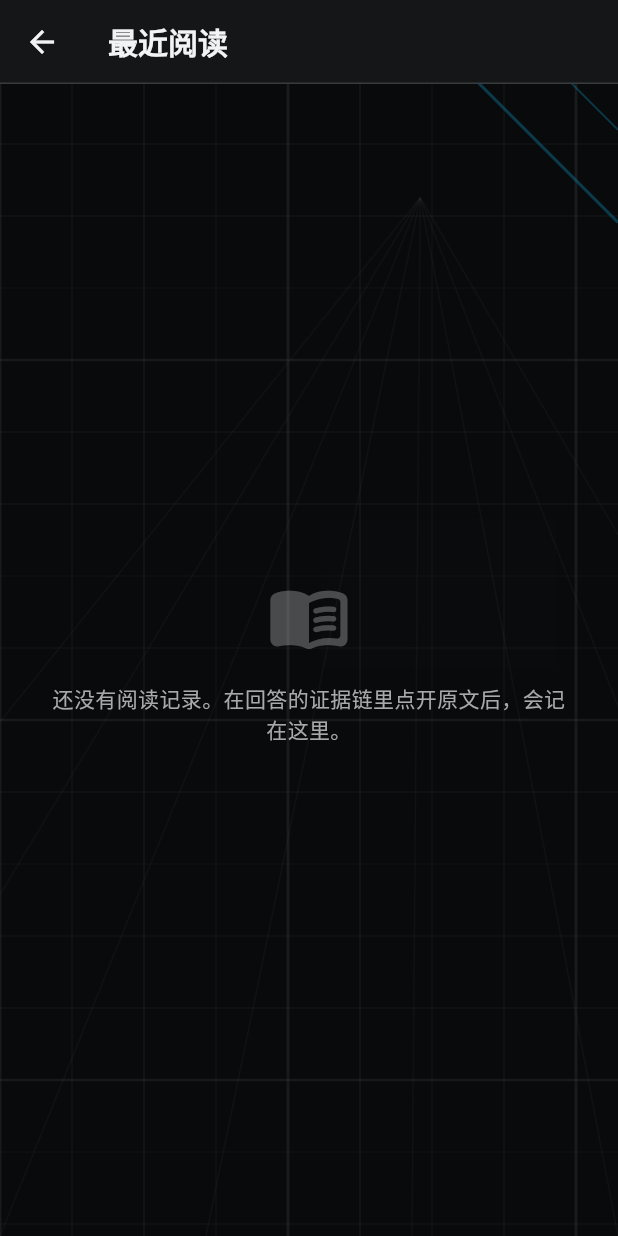
After one commit to hhikr/ArkLores, a Flutter app: the ReadingHistoryPage screen opened directly, on a phone screen of 412 x 824 dp. The commit adds this screen. Run offline on Flutter 3.47's test engine with Material 3 defaults, Android fonts, the phone set to English and light mode, and no system bars; our stand-ins replace flutter_markdown, flutter_riverpod, flutter_secure_storage, google_fonts, sqflite and 2 more; missing offline and left inert: dart:ffi, flutter_inappwebview, lpinyin, sqlite3; accounts and stored records are empty.

Commit message:
User database and reading history: separate user file with migrations, history of chapter + anchor line + text snippet, Recently read page

```diff
--- /dev/null
+++ b/lib/core/userdata/library_ref.dart
@@ -0,0 +1,79 @@
+/// 0.11 library page: a stable reference to one readable item.
+///
+/// The user database never points into the official knowledge base with
+/// foreign keys or row ids: a knowledge base update replaces the whole file
+/// and rebuilds row ids. It stores these strings instead, built from the
+/// stable identifiers the importer keeps (`story_id`, `normalized_records.id`,
+/// `entity_id` + `document_type`). When an update drops or renames the
+/// target, the reference still parses; the page shows it as "no longer in
+/// the current knowledge base" instead of failing (see `docs/V0.11_PLAN.md`).
+library;
+
+/// What kind of item a [LibraryRef] points at.
+enum LibraryRefKind {
+  /// One story file (`story_lines.story_id`), read line by line.
+  story('story'),
+
+  /// One normalized record (`normalized_records.id`), e.g. an enemy profile.
+  record('record'),
+
+  /// One entity document (`entity_documents`: entity id + document type).
+  document('document'),
+
+  /// One user material (user database row id).
+  user('user');
+
+  const LibraryRefKind(this.prefix);
+
+  /// Prefix in the serialized form `<prefix>:<id>`.
+  final String prefix;
+}
+
+/// A parsed `<kind>:<id>` reference, e.g. `story:<story_id>`.
+class LibraryRef {
+  const LibraryRef(this.kind, this.id);
+
+  /// The reference for one story file.
+  const LibraryRef.story(String storyId) : this(LibraryRefKind.story, storyId);
+
+  /// The reference for one normalized record.
+  const LibraryRef.record(String recordId)
+      : this(LibraryRefKind.record, recordId);
+
+  /// The reference for an entity document; [documentType] keeps two
+  /// documents of the same entity apart.
+  LibraryRef.document(String entityId, String documentType)
+      : this(LibraryRefKind.document, '$entityId/$documentType');
+
+  /// The reference for one user material.
+  const LibraryRef.user(String materialId)
+      : this(LibraryRefKind.user, materialId);
+
+  final LibraryRefKind kind;
+  final String id;
+
+  /// Parses `<kind>:<id>`; returns null for an unknown kind or an empty id,
+  /// so a reference written by a newer app version is skipped, not fatal.
+  static LibraryRef? tryParse(String value) {
+    final cut = value.indexOf(':');
+    if (cut <= 0 || cut == value.length - 1) return null;
+    final prefix = value.substring(0, cut);
+    for (final kind in LibraryRefKind.values) {
+      if (kind.prefix == prefix) return LibraryRef(kind, value.substring(cut + 1));
+    }
+    return null;
+  }
+
+  /// Whether the item lives in the read-only official knowledge base.
+  bool get isOfficial => kind != LibraryRefKind.user;
+
+  @override
+  String toString() => '${kind.prefix}:$id';
+
+  @override
+  bool operator ==(Object other) =>
+      other is LibraryRef && other.kind == kind && other.id == id;
+
+  @override
+  int get hashCode => Object.hash(kind, id);
+}
--- /dev/null
+++ b/lib/core/userdata/user_data_provider.dart
@@ -0,0 +1,30 @@
+import 'dart:io';
+
+import 'package:flutter_riverpod/flutter_riverpod.dart';
+import 'package:path/path.dart' as p;
+import 'package:path_provider/path_provider.dart';
+import 'package:sqflite/sqflite.dart' as sqflite;
+
+import 'user_data_store.dart';
+
+/// The app's user database, in `<documents>/userdata/` — a different
+/// directory from the knowledge base, so replacing or deleting the knowledge
+/// base can never touch it. Tests override this provider.
+final userDataStoreProvider = FutureProvider<UserDataStore>((ref) async {
+  final docs = await getApplicationDocumentsDirectory();
+  final dir = Directory(p.join(docs.path, 'userdata'));
+  await dir.create(recursive: true);
+  final store = UserDataStore(
+    factory: sqflite.databaseFactory,
+    path: p.join(dir.path, userDataFileName),
+  );
+  ref.onDispose(store.close);
+  return store;
+});
+
+/// The reading history, newest first. Invalidate after changing it.
+final recentReadingProvider =
+    FutureProvider.autoDispose<List<ReadingEntry>>((ref) async {
+  final store = await ref.watch(userDataStoreProvider.future);
+  return store.recent();
+});
--- /dev/null
+++ b/lib/features/ai/reading_history_page.dart
@@ -0,0 +1,192 @@
+import 'package:flutter/material.dart';
+import 'package:flutter_riverpod/flutter_riverpod.dart';
+
+import '../../core/userdata/library_ref.dart';
+import '../../core/userdata/user_data_provider.dart';
+import '../../core/userdata/user_data_store.dart';
+import '../../shared/l10n/l10n.dart';
+import '../../shared/providers/theme_provider.dart';
+import '../../shared/theme/app_theme.dart';
+import '../../shared/widgets/smooth_page_route.dart';
+import 'story_reader_page.dart';
+
+/// "Recently read": the stories the user opened, newest first. Tapping one
+/// reopens it at the line it was left at (found again by its text if the
+/// story changed since).
+class ReadingHistoryPage extends ConsumerStatefulWidget {
+  const ReadingHistoryPage({super.key});
+
+  @override
+  ConsumerState<ReadingHistoryPage> createState() => _ReadingHistoryPageState();
+}
+
+class _ReadingHistoryPageState extends ConsumerState<ReadingHistoryPage> {
+  /// Swiped away, not yet gone from the database: a Dismissible must leave
+  /// the tree in the same frame.
+  final Set<String> _removed = {};
+
+  @override
+  Widget build(BuildContext context) {
+    final theme = ref.watch(themeProvider);
+    final entries = ref.watch(recentReadingProvider);
+    final hasAny = entries.valueOrNull?.isNotEmpty ?? false;
+
+    return Scaffold(
+      backgroundColor: Colors.transparent,
+      appBar: AppBar(
+        backgroundColor: theme.bgSecondary,
+        elevation: 0,
+        title: Text(
+          context.t.readingHistoryTitle,
+          style: theme.titleFont.copyWith(fontSize: 20),
+        ),
+        actions: [
+          if (hasAny)
+            TextButton(
+              key: const ValueKey('reading-history-clear'),
+              onPressed: _confirmClear,
+              child: Text(context.t.readingHistoryClear),
+            ),
+        ],
+      ),
+      body: entries.when(
+        loading: () => const Center(child: CircularProgressIndicator()),
+        error: (_, __) => _empty(context, theme),
+        data: (all) {
+          final list = [
+            for (final e in all)
+              if (!_removed.contains(e.ref)) e,
+          ];
+          return list.isEmpty
+            ? _empty(context, theme)
+            : ListView.separated(
+                padding: const EdgeInsets.symmetric(vertical: 8),
+                itemCount: list.length,
+                separatorBuilder: (_, __) => Divider(
+                  height: 1,
+                  indent: 16,
+                  endIndent: 16,
+                  color: theme.divider,
+                ),
+                itemBuilder: (context, i) => _tile(context, theme, list[i]),
+              );
+        },
+      ),
+    );
+  }
+
+  Widget _empty(BuildContext context, AppThemeTokens theme) => Center(
+        child: Padding(
+          padding: const EdgeInsets.all(32),
+          child: Column(
+            mainAxisSize: MainAxisSize.min,
+            children: [
+              Icon(
+                Icons.menu_book_rounded,
+                size: 56,
+                color: theme.textSecondary.withValues(alpha: 0.4),
+              ),
+              const SizedBox(height: 16),
+              Text(
+                context.t.readingHistoryEmpty,
+                style: theme.bodyFont.copyWith(color: theme.textSecondary),
+                textAlign: TextAlign.center,
+              ),
+            ],
+          ),
+        ),
+      );
+
+  Widget _tile(
+    BuildContext context,
+    AppThemeTokens theme,
+    ReadingEntry entry,
+  ) {
+    final item = LibraryRef.tryParse(entry.ref);
+    return Dismissible(
+      key: ValueKey('reading-${entry.ref}'),
+      direction: DismissDirection.endToStart,
+      background: Container(
+        color: theme.danger.withValues(alpha: 0.15),
+        alignment: Alignment.centerRight,
+        padding: const EdgeInsets.only(right: 20),
+        child: Icon(Icons.delete_outline_rounded, color: theme.danger),
+      ),
+      onDismissed: (_) async {
+        setState(() => _removed.add(entry.ref));
+        if (item != null) {
+          final store = await ref.read(userDataStoreProvider.future);
+          await store.clearHistory(item);
+        }
+        ref.invalidate(recentReadingProvider);
+      },
+      child: ListTile(
+        key: ValueKey('reading-tile-${entry.ref}'),
+        leading: Icon(Icons.menu_book_rounded, color: theme.accentText),
+        title: Text(
+          entry.title,
+          maxLines: 1,
+          overflow: TextOverflow.ellipsis,
+          style: theme.titleFont.copyWith(fontSize: 15),
+        ),
+        subtitle: Text(
+          [
+            '${_time(entry.openedAt)} · '
+                '${context.t.readingHistoryLine(entry.lineIndex + 1)}',
+            if (entry.snippet.isNotEmpty) entry.snippet,
+          ].join('\n'),
+          maxLines: 2,
+          overflow: TextOverflow.ellipsis,
+          style: theme.bodyFont.copyWith(
+            fontSize: 12,
+            color: theme.textSecondary,
+          ),
+        ),
+        isThreeLine: entry.snippet.isNotEmpty,
+        // Only stories are readable so far; other kinds are skipped.
+        onTap: item == null || item.kind != LibraryRefKind.story
+            ? null
+            : () => Navigator.of(context).push(
+                  smoothPageRoute<void>(
+                    builder: (_) => StoryReaderPage(
+                      storyId: item.id,
+                      highlightStart: entry.lineIndex,
+                      highlightEnd: entry.lineIndex,
+                      snippet: entry.snippet,
+                    ),
+                  ),
+                ),
+      ),
+    );
+  }
+
+  Future<void> _confirmClear() async {
+    final ok = await showDialog<bool>(
+      context: context,
+      builder: (ctx) => AlertDialog(
+        content: Text(ctx.t.readingHistoryClearConfirm),
+        actions: [
+          TextButton(
+            onPressed: () => Navigator.of(ctx).pop(false),
+            child: Text(MaterialLocalizations.of(ctx).cancelButtonLabel),
+          ),
+          TextButton(
+            key: const ValueKey('reading-history-clear-confirm'),
+            onPressed: () => Navigator.of(ctx).pop(true),
+            child: Text(ctx.t.readingHistoryClear),
+          ),
+        ],
+      ),
+    );
+    if (ok != true) return;
+    setState(_removed.clear);
+    final store = await ref.read(userDataStoreProvider.future);
+    await store.clearHistory();
+    ref.invalidate(recentReadingProvider);
+  }
+
+  static String _time(DateTime t) {
+    String two(int n) => n.toString().padLeft(2, '0');
+    return '${t.year}-${two(t.month)}-${two(t.day)} ${two(t.hour)}:${two(t.minute)}';
+  }
+}
--- a/lib/shared/l10n/app_zh.arb
+++ b/lib/shared/l10n/app_zh.arb
@@ -172,6 +172,14 @@
   "aiStoryReaderJumpBack": "回到引用处",
   "aiStoryReaderCited": "引用 · {range}",
   "aiStoryReaderEnd": "本章完",
+  "readingHistoryTitle": "最近阅读",
+  "readingHistoryEmpty": "还没有阅读记录。在回答的证据链里点开原文后，会记在这里。",
+  "readingHistoryClear": "清空",
+  "readingHistoryClearConfirm": "清空全部阅读记录？",
+  "readingHistoryRemove": "删除这条记录",
+  "readingHistoryLine": "第 {line} 行",
+  "@readingHistoryLine": {"placeholders": {"line": {"type": "int"}}},
+  "aiStoryReaderMoved": "原文有变动，已定位到大致位置",
   "aiMoreActions": "更多",
   "aiThinkingProcess": "思考过程",
   "aiDeepThinking": "深度思考",
```
Also changed, not shown: lib/core/userdata/user_data_store.dart (added, +233 -0 lines), lib/features/ai/ai_chat_page.dart (+11 -0 lines), lib/features/ai/story_reader_page.dart (+75 -5 lines), lib/shared/l10n/app_en.arb (+8 -0 lines), lib/shared/l10n/generated/app_localizations.dart, lib/shared/l10n/generated/app_localizations_en.dart, lib/shared/l10n/generated/app_localizations_zh.dart, 4 other files.
